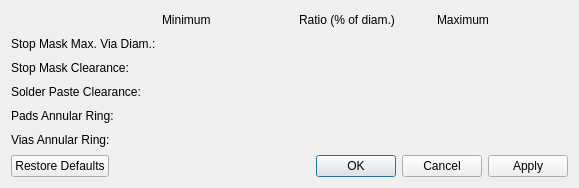
Above: libs/librepcb/editor/project/boardeditor/boarddesignrulesdialog.ui from LibrePCB/LibrePCB before the change. Below: the same form after it.
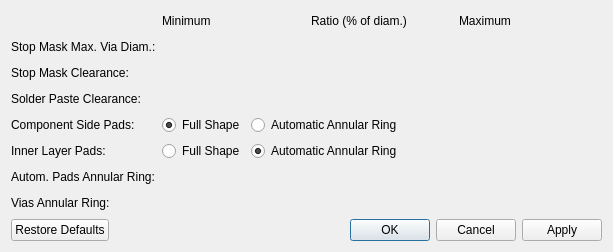
That is the form after the change. Icons and pictures are not drawn. Custom widgets are drawn as their Qt base class.

Commit message:
Make pad annular rings configurable in board design rules
Support enabling automatic annular rings for component side pads
and/or inner layer pads. If enabled, calculate automatic pad annular
rings from the ratio/min/max values configured in the board design
rules.

For unconnected pads, only the specified minimum value is used for
maximum space efficiency.

By default, automatic annular rings are enabled only on inner layers
since this is quite safe and still helpful. However, when upgrading
a v0.1 project automatic annular rings will be disabled to avoid
affecting the board.

```diff
--- a/libs/librepcb/editor/project/boardeditor/boarddesignrulesdialog.ui
+++ b/libs/librepcb/editor/project/boardeditor/boarddesignrulesdialog.ui
@@ -6,38 +6,14 @@
    <rect>
     <x>0</x>
     <y>0</y>
-    <width>579</width>
-    <height>188</height>
+    <width>613</width>
+    <height>252</height>
    </rect>
   </property>
   <property name="windowTitle">
    <string>Board Design Rules</string>
   </property>
   <layout class="QGridLayout" name="gridLayout">
-   <item row="4" column="3">
-    <widget class="librepcb::editor::UnsignedLengthEdit" name="edtPadAnnularRingMax" native="true"/>
-   </item>
-   <item row="2" column="0">
-    <widget class="QLabel" name="label_3">
-     <property name="text">
-      <string>Stop Mask Clearance:</string>
-     </property>
-    </widget>
-   </item>
-   <item row="3" column="0">
-    <widget class="QLabel" name="label_8">
-     <property name="text">
-      <string>Solder Paste Clearance:</string>
-     </property>
-    </widget>
-   </item>
-   <item row="1" column="0">
-    <widget class="QLabel" name="label_6">
-     <property name="text">
-      <string>Stop Mask Max. Via Diam.:</string>
-     </property>
-    </widget>
-   </item>
    <item row="0" column="2">
     <widget class="QLabel" name="label_5">
      <property name="text">
@@ -45,29 +21,26 @@
      </property>
     </widget>
    </item>
-   <item row="2" column="2">
-    <widget class="librepcb::editor::UnsignedRatioEdit" name="edtStopMaskClrRatio" native="true"/>
+   <item row="6" column="2">
+    <widget class="librepcb::editor::UnsignedRatioEdit" name="edtPadAnnularRingRatio" native="true"/>
    </item>
-   <item row="5" column="2">
-    <widget class="librepcb::editor::UnsignedRatioEdit" name="edtViaAnnularRingRatio" native="true"/>
-   </item>
-   <item row="5" column="1">
-    <widget class="librepcb::editor::UnsignedLengthEdit" name="edtViaAnnularRingMin" native="true"/>
-   </item>
-   <item row="4" column="0">
-    <widget class="QLabel" name="label_7">
+   <item row="5" column="0">
+    <widget class="QLabel" name="label_2">
      <property name="text">
-      <string>Pads Annular Ring:</string>
+      <string>Inner Layer Pads:</string>
      </property>
     </widget>
    </item>
    <item row="2" column="3">
     <widget class="librepcb::editor::UnsignedLengthEdit" name="edtStopMaskClrMax" native="true"/>
    </item>
-   <item row="3" column="3">
-    <widget class="librepcb::editor::UnsignedLengthEdit" name="edtSolderPasteClrMax" native="true"/>
+   <item row="7" column="3">
+    <widget class="librepcb::editor::UnsignedLengthEdit" name="edtViaAnnularRingMax" native="true"/>
    </item>
-   <item row="6" column="0" colspan="4">
+   <item row="7" column="2">
+    <widget class="librepcb::editor::UnsignedRatioEdit" name="edtViaAnnularRingRatio" native="true"/>
+   </item>
+   <item row="8" column="0" colspan="4">
     <widget class="QDialogButtonBox" name="buttonBox">
      <property name="orientation">
       <enum>Qt::Horizontal</enum>
@@ -77,9 +50,39 @@
      </property>
     </widget>
    </item>
+   <item row="1" column="0">
+    <widget class="QLabel" name="label_6">
+     <property name="text">
+      <string>Stop Mask Max. Via Diam.:</string>
+     </property>
+    </widget>
+   </item>
+   <item row="6" column="3">
+    <widget class="librepcb::editor::UnsignedLengthEdit" name="edtPadAnnularRingMax" native="true"/>
+   </item>
    <item row="1" column="3">
     <widget class="librepcb::editor::UnsignedLengthEdit" name="edtStopMaskMaxViaDia" native="true"/>
    </item>
+   <item row="6" column="1">
+    <widget class="librepcb::editor::UnsignedLengthEdit" name="edtPadAnnularRingMin" native="true"/>
+   </item>
+   <item row="3" column="0">
+    <widget class="QLabel" name="label_8">
+     <property name="text">
+      <string>Solder Paste Clearance:</string>
+     </property>
+    </widget>
+   </item>
+   <item row="3" column="3">
+    <widget class="librepcb::editor::UnsignedLengthEdit" name="edtSolderPasteClrMax" native="true"/>
+   </item>
+   <item row="7" column="0">
+    <widget class="QLabel" name="label_10">
+     <property name="text">
+      <string>Vias Annular Ring:</string>
+     </property>
+    </widget>
+   </item>
    <item row="0" column="3">
     <widget class="QLabel" name="label_9">
      <property name="text">
@@ -87,37 +90,146 @@
      </property>
     </widget>
    </item>
-   <item row="5" column="0">
-    <widget class="QLabel" name="label_10">
-     <property name="text">
-      <string>Vias Annular Ring:</string>
-     </property>
-    </widget>
-   </item>
-   <item row="5" column="3">
-    <widget class="librepcb::editor::UnsignedLengthEdit" name="edtViaAnnularRingMax" native="true"/>
-   </item>
-   <item row="0" column="1">
-    <widget class="QLabel" name="label_4">
-     <property name="text">
-      <string>Minimum</string>
-     </property>
-    </widget>
-   </item>
-   <item row="4" column="1">
-    <widget class="librepcb::editor::UnsignedLengthEdit" name="edtPadAnnularRingMin" native="true"/>
-   </item>
-   <item row="3" column="1">
-    <widget class="librepcb::editor::UnsignedLengthEdit" name="edtSolderPasteClrMin" native="true"/>
-   </item>
    <item row="3" column="2">
     <widget class="librepcb::editor::UnsignedRatioEdit" name="edtSolderPasteClrRatio" native="true"/>
    </item>
    <item row="2" column="1">
     <widget class="librepcb::editor::UnsignedLengthEdit" name="edtStopMaskClrMin" native="true"/>
    </item>
-   <item row="4" column="2">
-    <widget class="librepcb::editor::UnsignedRatioEdit" name="edtPadAnnularRingRatio" native="true"/>
+   <item row="0" column="1">
+    <widget class="QLabel" name="label_4">
+     <property name="text">
+      <string>Minimum</string>
+     </property>
+    </widget>
+   </item>
+   <item row="2" column="0">
+    <widget class="QLabel" name="label_3">
+     <property name="text">
+      <string>Stop Mask Clearance:</string>
+     </property>
+    </widget>
+   </item>
+   <item row="2" column="2">
+    <widget class="librepcb::editor::UnsignedRatioEdit" name="edtStopMaskClrRatio" native="true"/>
+   </item>
+   <item row="7" column="1">
+    <widget class="librepcb::editor::UnsignedLengthEdit" name="edtViaAnnularRingMin" native="true"/>
+   </item>
+   <item row="6" column="0">
+    <widget class="QLabel" name="label_7">
+     <property name="text">
+      <string>Autom. Pads Annular Ring:</string>
+     </property>
+    </widget>
+   </item>
+   <item row="4" column="0">
+    <widget class="QLabel" name="label">
+     <property name="text">
+      <string>Component Side Pads:</string>
+     </property>
+    </widget>
+   </item>
+   <item row="4" column="1" colspan="3">
+    <layout class="QHBoxLayout" name="horizontalLayout_2">
+     <item>
+      <widget class="QRadioButton" name="rbtnCmpSidePadFullShape">
+       <property name="text">
+        <string>Full Shape</string>
+       </property>
+       <property name="checked">
+        <bool>true</bool>
+       </property>
+       <attribute name="buttonGroup">
+        <string notr="true">rbtnGroupCmpSidePadShape</string>
+       </attribute>
+      </widget>
+     </item>
+     <item>
+      <widget class="QRadioButton" name="rbtnCmpSidePadAutoAnnular">
+       <property name="text">
+        <string>Automatic Annular Ring</string>
+       </property>
+       <attribute name="buttonGroup">
+        <string notr="true">rbtnGroupCmpSidePadShape</string>
+       </attribute>
+      </widget>
+     </item>
+     <item>
+      <widget class="QLabel" name="lblCmpSidePadWarning">
+       <property name="minimumSize">
+        <size>
+         <width>20</width>
+         <height>20</height>
+        </size>
+       </property>
+       <property name="maximumSize">
+        <size>
+         <width>20</width>
+         <height>20</height>
+        </size>
+       </property>
+       <property name="toolTip">
+        <string>&lt;b&gt;Use with caution!&lt;/b&gt; If automatic annular rings are enabled for component-side pads, make sure all pads have set the 'component side' property to the correct value. With a wrong configuration, soldering may not be possible due to too small pad area.</string>
+       </property>
+       <property name="text">
+        <string notr="true"/>
+       </property>
+       <property name="pixmap">
+        <pixmap>:/img/status/dialog_warning.png</pixmap>
+       </property>
+       <property name="scaledContents">
+        <bool>true</bool>
+       </property>
+       <property name="alignment">
+        <set>Qt::AlignCenter</set>
+       </property>
+       <property name="openExternalLinks">
+        <bool>true</bool>
+       </property>
+      </widget>
+     </item>
+     <item>
+      <spacer name="horizontalSpacer">
+       <property name="orientation">
+        <enum>Qt::Horizontal</enum>
+       </property>
+       <property name="sizeHint" stdset="0">
+        <size>
+         <width>40</width>
+         <height>20</height>
+        </size>
+       </property>
+      </spacer>
+     </item>
+    </layout>
+   </item>
+   <item row="5" column="1" colspan="3">
+    <layout class="QHBoxLayout" name="horizontalLayout_3" stretch="0,1">
+     <item>
+      <widget class="QRadioButton" name="rbtnInnerPadFullShape">
+       <property name="text">
+        <string>Full Shape</string>
+       </property>
+       <attribute name="buttonGroup">
+        <string notr="true">rbtnGroupInnerPadShape</string>
+       </attribute>
+      </widget>
+     </item>
+     <item>
+      <widget class="QRadioButton" name="rbtnInnerPadAutoAnnular">
+       <property name="text">
+        <string>Automatic Annular Ring</string>
+       </property>
+       <property name="checked">
+        <bool>true</bool>
+       </property>
+       <attribute name="buttonGroup">
+        <string notr="true">rbtnGroupInnerPadShape</string>
+       </attribute>
+      </widget>
+     </item>
+    </layout>
    </item>
   </layout>
  </widget>
```
Left out of the diff: 7 changed lines with no effect on the pictures. The commit also changes 8 other files.
